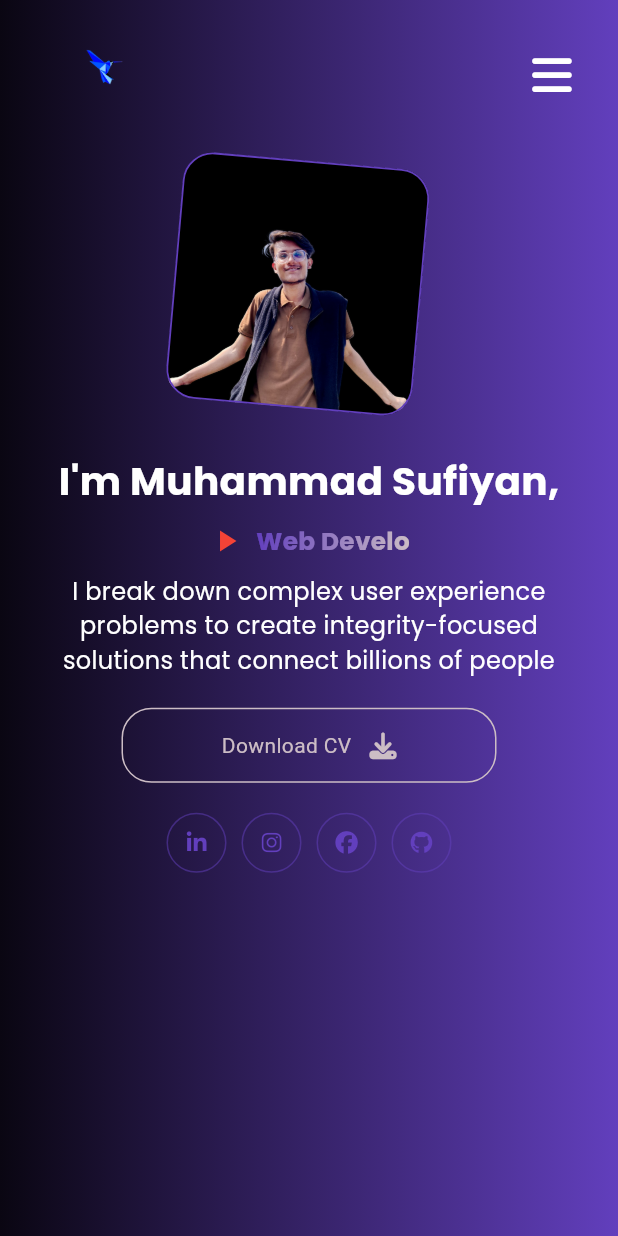
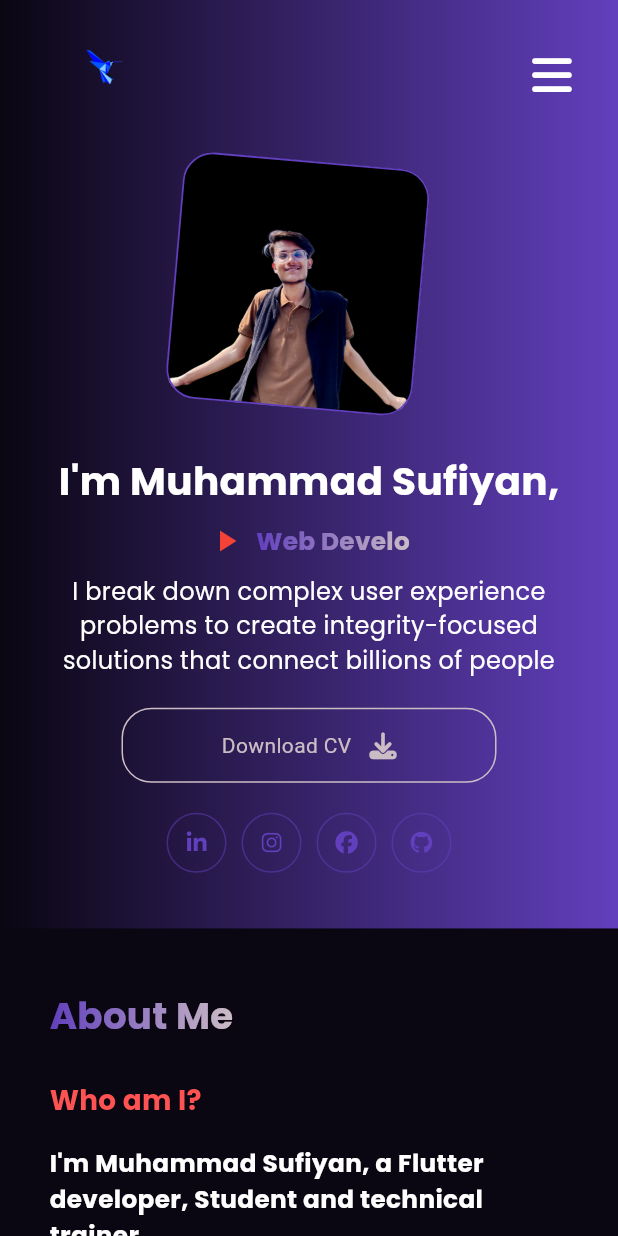
Before and after one commit to 31SUFI/flutter_portfolio_web, a Flutter app: the screen it shows after launch, on a phone screen of 412 x 824 dp. Run offline on Flutter 3.47's test engine with Material 3 defaults, Android fonts, the phone set to English and light mode, and no system bars; drawn by our look-alikes of simple_gradient_text; our stand-ins replace font_awesome_flutter.

Commit message:
adjusted nav_bar and added about me section

```diff
--- a/lib/screens/mobile/mobile_layout_page.dart
+++ b/lib/screens/mobile/mobile_layout_page.dart
@@ -1,13 +1,14 @@
 import 'package:flutter/material.dart';
 import 'package:font_awesome_flutter/font_awesome_flutter.dart';
-import 'package:portfolio_web/constants/colors.dart';
+
 import 'package:portfolio_web/constants/styles.dart';
+import 'package:portfolio_web/screens/widgets/about_me_widget.dart';
 import 'package:portfolio_web/screens/widgets/download_cv_widget.dart';
 import 'package:portfolio_web/screens/widgets/header_text_widget.dart';
-import 'package:portfolio_web/screens/widgets/myservice_widgets.dart';
+
 import 'package:portfolio_web/screens/widgets/rotating_image_widget.dart';
 import 'package:portfolio_web/screens/widgets/social_widget.dart';
-import 'package:simple_gradient_text/simple_gradient_text.dart';
+
 import 'package:portfolio_web/screens/widgets/custom_drawer.dart'; // Import the custom drawer
 
 class MobileLayout extends StatefulWidget {
@@ -107,48 +108,12 @@ class _MobileLayoutState extends State<MobileLayout> {
                         ),
                       ],
                     ),
-                    // SizedBox(
-                    //   height: size.width * 0.09,
-                    // ),
-                    // "My Quality Services" section
-                    // Container(
-                    //   padding:
-                    //       EdgeInsets.symmetric(vertical: size.width * 0.05),
-                    //   color: AppColors.ebony,
-                    //   child: Column(
-                    //     children: [
-                    //       GradientText(
-                    //         "My Quality Services",
-                    //         colors: [
-                    //           AppColors.studio,
-                    //           AppColors.paleSlate,
-                    //         ],
-                    //         style: TextStyle(
-                    //             fontSize: size.width *
-                    //                 0.05, // Adjust font size for mobile
-                    //             fontFamily: 'Poppins',
-                    //             fontWeight: FontWeight.bold),
-                    //       ),
-                    //       SizedBox(
-                    //         height: size.height * 0.02,
-                    //       ),
-                    //       Text(
-                    //         'We put your ideas and thus your wishes in the form of a unique web project that inspires you and your customers.',
-                    //         style: TextStyle(
-                    //             fontSize: size.width *
-                    //                 0.022, // Adjust font size for mobile
-                    //             fontFamily: 'Poppins',
-                    //             fontWeight: FontWeight.w400,
-                    //             color: Colors.white),
-                    //         textAlign: TextAlign.center,
-                    //       ),
-                    //       SizedBox(
-                    //         height: size.height * 0.05,
-                    //       ),
-                    //       MyServicesWidget(size: size),
-                    //     ],
-                    //   ),
-                    // )
+                    SizedBox(
+                      height: size.width * 0.09,
+                    ),
+                    AboutMeWidget(
+                      size: size,
+                    )
                   ],
                 ),
               ),
--- /dev/null
+++ b/lib/screens/widgets/about_me_widget.dart
@@ -0,0 +1,100 @@
+import 'package:flutter/material.dart';
+import 'package:simple_gradient_text/simple_gradient_text.dart';
+import 'package:portfolio_web/constants/colors.dart';
+
+class AboutMeWidget extends StatelessWidget {
+  final Size size;
+
+  const AboutMeWidget({super.key, required this.size});
+
+  // Helper function to determine if the device is mobile, tablet, or desktop
+  bool isMobile(Size size) => size.width < 600;
+  bool isTablet(Size size) => size.width >= 600 && size.width < 1024;
+
+  @override
+  Widget build(BuildContext context) {
+    // Set font sizes based on screen width
+    double titleFontSize = isMobile(size)
+        ? size.width * 0.06
+        : isTablet(size)
+            ? size.width * 0.05
+            : size.width * 0.03;
+    double subheadingFontSize = isMobile(size)
+        ? size.width * 0.045
+        : isTablet(size)
+            ? size.width * 0.050
+            : size.width * 0.015;
+    double contentFontSize = isMobile(size)
+        ? size.width * 0.04
+        : isTablet(size)
+            ? size.width * 0.0100
+            : size.width * 0.012;
+
+    return Container(
+      color: AppColors.ebony,
+      padding: EdgeInsets.symmetric(
+        vertical: size.height * 0.05,
+        horizontal: size.width *
+            0.08, // Padding to avoid text being too close to the left
+      ),
+      child: Column(
+        crossAxisAlignment:
+            CrossAxisAlignment.start, // Align content to the left
+        children: [
+          // About Me title with dynamic font size
+          GradientText(
+            "About Me",
+            colors: [
+              AppColors.studio,
+              AppColors.paleSlate,
+            ],
+            style: TextStyle(
+                fontSize: titleFontSize, // Adjusted for responsiveness
+                fontFamily: 'Poppins',
+                fontWeight: FontWeight.bold),
+          ),
+          SizedBox(height: size.height * 0.03), // Spacing after the title
+
+          // Who am I? section with dynamic font size
+          Text(
+            'Who am I?',
+            style: TextStyle(
+              fontSize: subheadingFontSize,
+              fontFamily: 'Poppins',
+              fontWeight: FontWeight.w600,
+              color: Colors.redAccent,
+            ),
+          ),
+          SizedBox(height: size.height * 0.02),
+
+          // Main introduction text with dynamic font size
+          Text(
+            "I'm Muhammad Sufiyan, a Flutter developer, Student and technical trainer.",
+            style: TextStyle(
+              fontSize: contentFontSize,
+              fontFamily: 'Poppins',
+              fontWeight: FontWeight.bold,
+              color: Colors.white,
+            ),
+          ),
+          SizedBox(height: size.height * 0.02),
+
+          // Main body text with dynamic font size and proper padding
+          Padding(
+            padding: EdgeInsets.only(right: size.width * 0.05),
+            child: Text(
+              "I'm a Fresh Graduate with Computer Science as Majors from COMSATS University, Islamabad. I have been developing mobile apps for over 2 years now. I have worked in teams for various startups and helped them in launching their prototypes and got valuable learning experience. "
+              "Been a former Google Developer Student Clubs (DSC) lead and also CEO/Co-Founder Flutter Islamabad, Pakistan. Currently working as Associate Software Engineer at Sastaticket.pk.",
+              style: TextStyle(
+                fontSize: contentFontSize,
+                fontFamily: 'Poppins',
+                fontWeight: FontWeight.w400,
+                color: Colors.white70,
+              ),
+            ),
+          ),
+        ],
+      ),
+    );
+  }
+}
--- a/lib/screens/widgets/download_cv_widget.dart
+++ b/lib/screens/widgets/download_cv_widget.dart
@@ -3,12 +3,20 @@ import 'package:font_awesome_flutter/font_awesome_flutter.dart';
 import 'package:portfolio_web/constants/colors.dart';
 import 'package:url_launcher/url_launcher.dart'; // Import url_launcher
 
-class DownloadCVButton extends StatelessWidget {
+class DownloadCVButton extends StatefulWidget {
   const DownloadCVButton({super.key});
 
   // URL of your CV on Google Drive
   final String cvUrl =
-      'https://docs.google.com/document/d/1Jxth5gUbLlkiJ9f0b_Q2gUw7GYNSHYMA2WvSrCJU-bk/edit?usp=drive_link';
+      'https://drive.google.com/your_cv_link_here'; // Replace with your CV link
+
+  @override
+  _DownloadCVButtonState createState() => _DownloadCVButtonState();
+}
+
+class _DownloadCVButtonState extends State<DownloadCVButton> {
+  bool _isHovered = false; // State variable for hover effect
+  bool _isPressed = false; // State variable for click effect
 
   Future<void> _launchURL(String url) async {
     final Uri uri = Uri.parse(url);
@@ -21,13 +29,21 @@ class DownloadCVButton extends StatelessWidget {
 
   @override
   Widget build(BuildContext context) {
-    return GestureDetector(
-      onTap: () => _launchURL(cvUrl), // Call the new method here
+    return MouseRegion(
+      onEnter: (_) => setState(() => _isHovered = true),
+      onExit: (_) => setState(() => _isHovered = false),
+      child: GestureDetector(
+        onTapDown: (_) => setState(() => _isPressed = true),
+        onTapUp: (_) {
+          setState(() => _isPressed = false);
+          _launchURL(widget.cvUrl); // Launch the URL on tap up
+        },
+        onTapCancel: () => setState(() => _isPressed = false),
         child: Container(
           height: 50,
           width: 250,
           decoration: BoxDecoration(
-          color: Colors.transparent,
+            color: _isHovered ? AppColors.ebony : Colors.transparent,
             borderRadius: BorderRadius.circular(20),
             border: Border.all(color: AppColors.paleSlate),
           ),
@@ -36,7 +52,10 @@ class DownloadCVButton extends StatelessWidget {
             children: [
               Text(
                 "Download CV",
-              style: TextStyle(color: AppColors.paleSlate),
+                style: TextStyle(
+                  color: AppColors.paleSlate,
+                  fontWeight: _isPressed ? FontWeight.bold : FontWeight.normal,
+                ),
               ),
               const SizedBox.square(
                 dimension: 12,
@@ -49,6 +68,7 @@ class DownloadCVButton extends StatelessWidget {
             ],
           ),
         ),
+      ),
     );
   }
 }
```
Also changed, not shown: lib/screens/largescreen/desktop_layout_page.dart (+6 -48 lines), lib/screens/widgets/nav_bar.dart (+17 -47 lines). Lines whose indentation alone changed are shown as unchanged.
